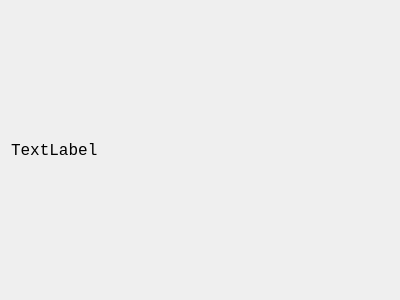
Before: the Qt Designer form StatusWidget.ui in jiangzhuti/jztgoto, drawn with Qt 5.
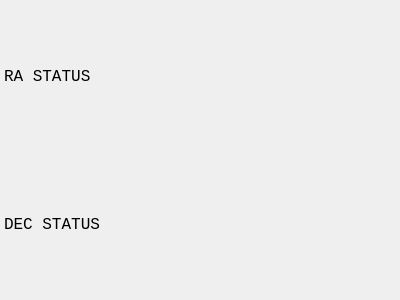
After: the same form once the commit is applied.

Patch:
```diff
--- a/StatusWidget.ui
+++ b/StatusWidget.ui
@@ -20,12 +20,34 @@
    <string>Form</string>
   </property>
   <layout class="QVBoxLayout" name="verticalLayout_2">
+   <property name="spacing">
+    <number>4</number>
+   </property>
+   <property name="leftMargin">
+    <number>4</number>
+   </property>
+   <property name="topMargin">
+    <number>4</number>
+   </property>
+   <property name="rightMargin">
+    <number>4</number>
+   </property>
+   <property name="bottomMargin">
+    <number>4</number>
+   </property>
    <item>
     <layout class="QVBoxLayout" name="verticalLayout">
      <item>
       <widget class="QLabel" name="label_status">
        <property name="text">
-        <string>TextLabel</string>
+        <string>RA STATUS</string>
+       </property>
+      </widget>
+     </item>
+     <item>
+      <widget class="QLabel" name="label_status_dec">
+       <property name="text">
+        <string>DEC STATUS</string>
        </property>
       </widget>
      </item>
```
Left out of the diff: 2 changed lines with no effect on the pictures.
